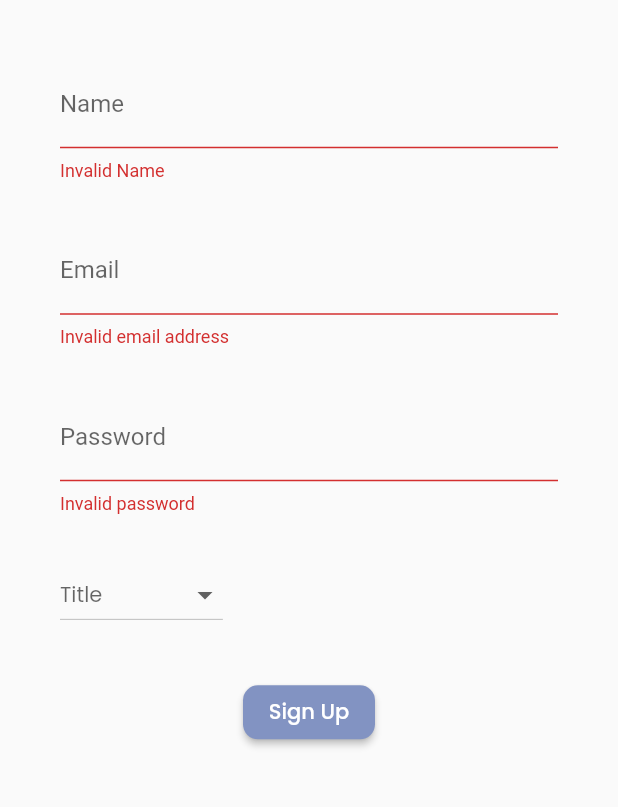
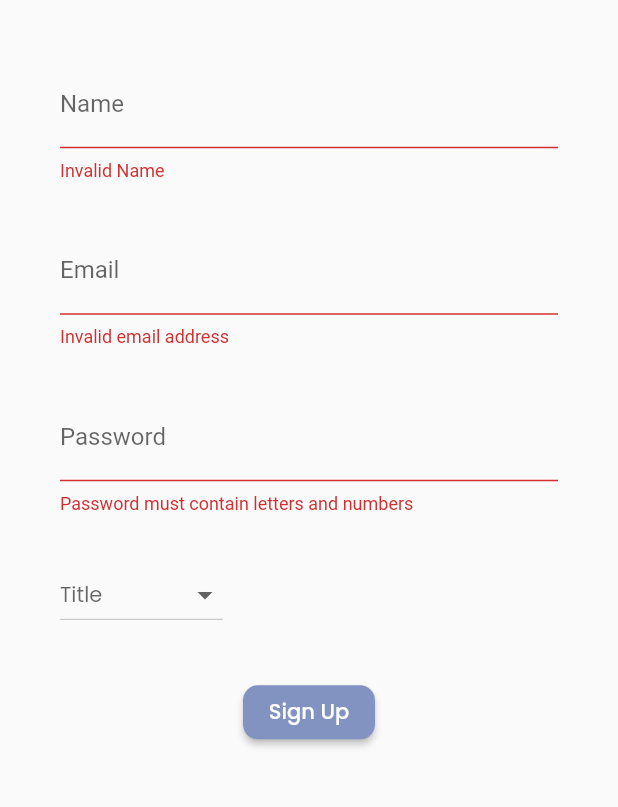
Before and after one commit to ADryInkCartridge/TCaptiosus, a Flutter app: the SignUp screen opened by its route, after a tap on "Sign Up", on a phone screen of 412 x 824 dp, the part 276-1083 px from its top. Run offline on Flutter 3.47's test engine with Material 2 defaults, Android fonts, the phone set to English and light mode, and no system bars; our stand-ins replace cloud_firestore, email_validator, firebase_auth, firebase_core, hexcolor; accounts and stored records are empty.

Commit message:
fix valid

```diff
--- a/lib/Login/signup.dart
+++ b/lib/Login/signup.dart
@@ -150,7 +150,7 @@ class _SignUpState extends State<SignUp> {
                               r'^(?=.*[0-9]+.*)(?=.*[a-zA-Z]+.*)[0-9a-zA-Z]{6,}$';
                           RegExp regex = new RegExp(pattern);
                           if (!regex.hasMatch(password))
-                            return 'Invalid password';
+                            return 'Password must contain letters and numbers';
                           else
                             return null;
                         },
```
